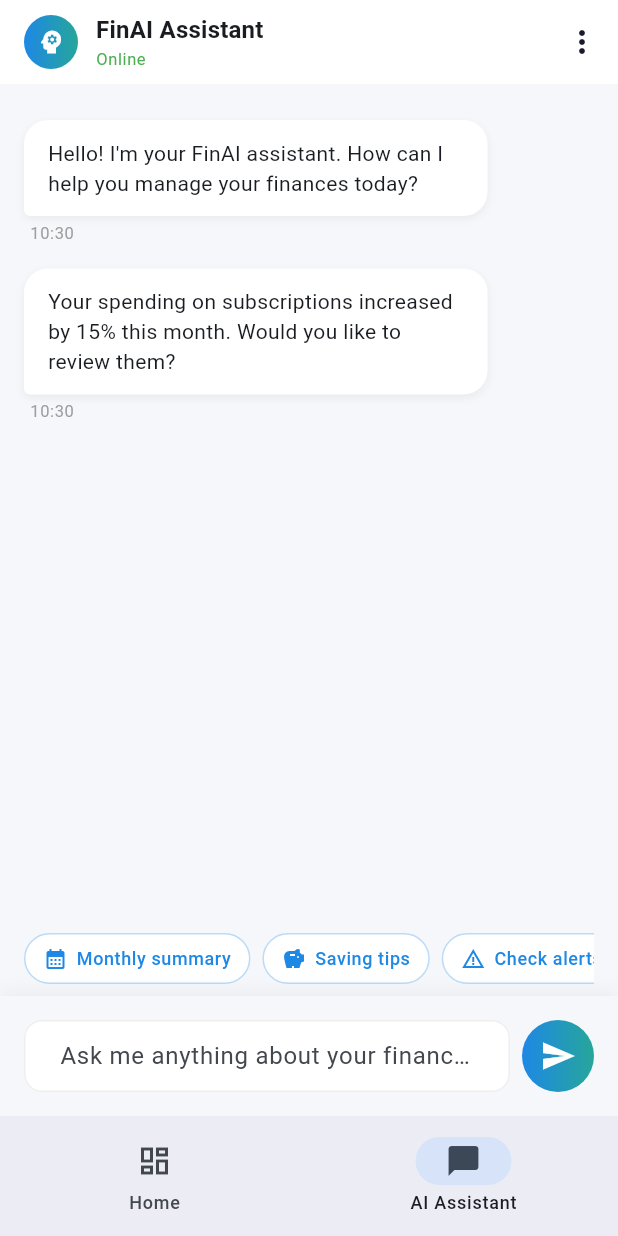
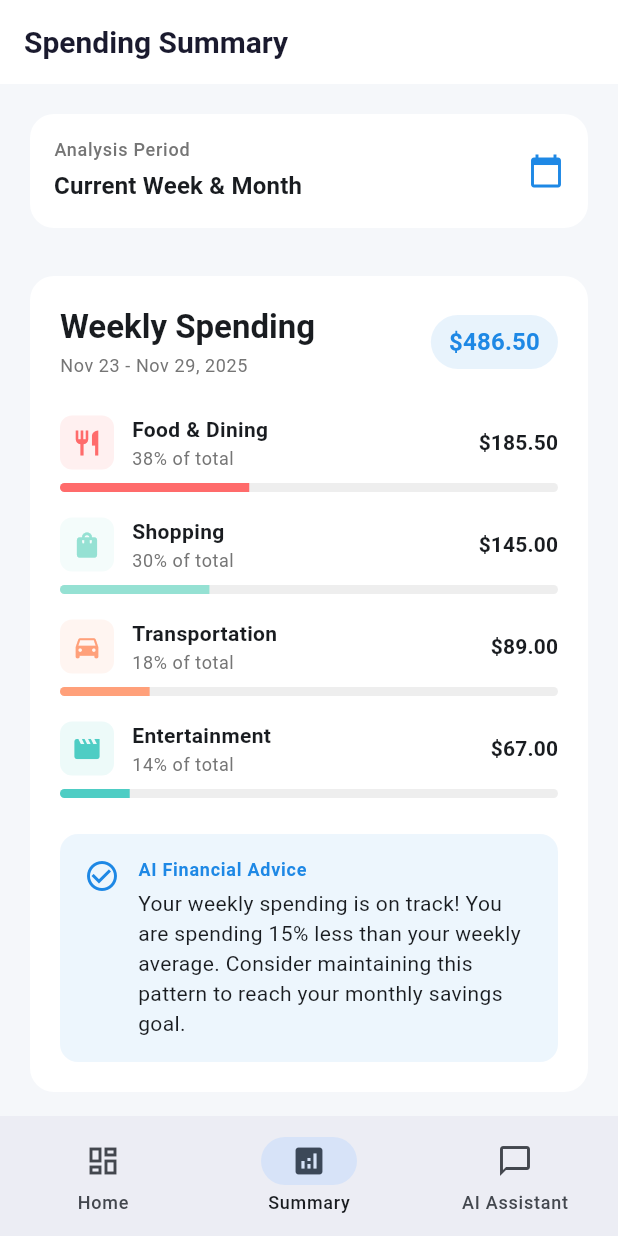
Before and after one commit to manmit-s/finai_app, a Flutter app: the screen it shows after launch, item 2 of the bottom bar chosen, on a phone screen of 412 x 824 dp. Run offline on Flutter 3.47's test engine with Material 3 defaults, Android fonts, the light colour scheme and no system bars.

Commit message:
Summary Page Added

```diff
--- /dev/null
+++ b/lib/features/summary/presentation/summary_page.dart
@@ -0,0 +1,600 @@
+import 'package:flutter/material.dart';
+import 'package:provider/provider.dart';
+import 'package:finai/providers/user_data.dart';
+
+/// Summary page - Displays weekly and monthly spending analysis with AI advice
+class SummaryPage extends StatelessWidget {
+  const SummaryPage({super.key});
+
+  @override
+  Widget build(BuildContext context) {
+    return Scaffold(
+      backgroundColor: Theme.of(context).scaffoldBackgroundColor,
+      appBar: AppBar(
+        title: const Text(
+          'Spending Summary',
+          style: TextStyle(fontWeight: FontWeight.bold),
+        ),
+        centerTitle: false,
+      ),
+      body: SingleChildScrollView(
+        padding: const EdgeInsets.all(16),
+        child: Column(
+          crossAxisAlignment: CrossAxisAlignment.start,
+          children: [
+            // Period Selector
+            const _PeriodCard(),
+            const SizedBox(height: 24),
+
+            // Weekly Spending Section
+            Consumer<UserData>(
+              builder: (context, userData, child) => _SpendingCard(
+                title: 'Weekly Spending',
+                period: 'Nov 23 - Nov 29, 2025',
+                totalAmount: userData.formatCurrency(486.50),
+                currencySymbol: userData.currencySymbol,
+                categories: [
+                  _CategoryData(
+                    name: 'Food & Dining',
+                    amount: userData.convertFromUSD(185.50),
+                    percentage: 38,
+                    icon: Icons.restaurant,
+                    color: const Color(0xFFFF6B6B),
+                  ),
+                  _CategoryData(
+                    name: 'Shopping',
+                    amount: userData.convertFromUSD(145.00),
+                    percentage: 30,
+                    icon: Icons.shopping_bag,
+                    color: const Color(0xFF95E1D3),
+                  ),
+                  _CategoryData(
+                    name: 'Transportation',
+                    amount: userData.convertFromUSD(89.00),
+                    percentage: 18,
+                    icon: Icons.directions_car,
+                    color: const Color(0xFFFFA07A),
+                  ),
+                  _CategoryData(
+                    name: 'Entertainment',
+                    amount: userData.convertFromUSD(67.00),
+                    percentage: 14,
+                    icon: Icons.movie,
+                    color: const Color(0xFF4ECDC4),
+                  ),
+                ],
+                aiAdvice:
+                    'Your weekly spending is on track! You are spending 15% less than your weekly average. Consider maintaining this pattern to reach your monthly savings goal.',
+                adviceType: AdviceType.positive,
+              ),
+            ),
+            const SizedBox(height: 24),
+
+            // Monthly Spending Section
+            Consumer<UserData>(
+              builder: (context, userData, child) => _SpendingCard(
+                title: 'Monthly Spending',
+                period: 'November 2025',
+                totalAmount: userData.formatCurrency(2450.00),
+                currencySymbol: userData.currencySymbol,
+                categories: [
+                  _CategoryData(
+                    name: 'Bills & Utilities',
+                    amount: userData.convertFromUSD(890.00),
+                    percentage: 36,
+                    icon: Icons.receipt_long,
+                    color: const Color(0xFF4ECDC4),
+                  ),
+                  _CategoryData(
+                    name: 'Food & Dining',
+                    amount: userData.convertFromUSD(650.00),
+                    percentage: 27,
+                    icon: Icons.restaurant,
+                    color: const Color(0xFFFF6B6B),
+                  ),
+                  _CategoryData(
+                    name: 'Shopping',
+                    amount: userData.convertFromUSD(450.00),
+                    percentage: 18,
+                    icon: Icons.shopping_bag,
+                    color: const Color(0xFF95E1D3),
+                  ),
+                  _CategoryData(
+                    name: 'Transportation',
+                    amount: userData.convertFromUSD(320.00),
+                    percentage: 13,
+                    icon: Icons.local_taxi,
+                    color: const Color(0xFFFFA07A),
+                  ),
+                  _CategoryData(
+                    name: 'Others',
+                    amount: userData.convertFromUSD(140.00),
+                    percentage: 6,
+                    icon: Icons.more_horiz,
+                    color: const Color(0xFFB8B8D1),
+                  ),
+                ],
+                aiAdvice:
+                    'Alert: You are 12% over your monthly budget. Your food spending increased by 30% compared to last month. Try meal prepping to reduce dining costs, and consider reviewing your subscription services.',
+                adviceType: AdviceType.warning,
+              ),
+            ),
+            const SizedBox(height: 24),
+
+            // Comparison Card
+            const _ComparisonCard(),
+            const SizedBox(height: 24),
+
+            // Insights Section
+            const _InsightsSection(),
+            const SizedBox(height: 24),
+          ],
+        ),
+      ),
+    );
+  }
+}
+
+/// Period selector card
+class _PeriodCard extends StatelessWidget {
+  const _PeriodCard();
+
+  @override
+  Widget build(BuildContext context) {
+    return Card(
+      child: Padding(
+        padding: const EdgeInsets.all(16),
+        child: Row(
+          mainAxisAlignment: MainAxisAlignment.spaceBetween,
+          children: [
+            Column(
+              crossAxisAlignment: CrossAxisAlignment.start,
+              children: [
+                Text(
+                  'Analysis Period',
+                  style: Theme.of(context).textTheme.labelMedium?.copyWith(
+                    color: Colors.grey.shade600,
+                  ),
+                ),
+                const SizedBox(height: 4),
+                Text(
+                  'Current Week & Month',
+                  style: Theme.of(context).textTheme.titleMedium?.copyWith(
+                    fontWeight: FontWeight.bold,
+                  ),
+                ),
+              ],
+            ),
+            Icon(
+              Icons.calendar_today,
+              color: Theme.of(context).colorScheme.primary,
+            ),
+          ],
+        ),
+      ),
+    );
+  }
+}
+
+/// Spending card widget
+class _SpendingCard extends StatelessWidget {
+  final String title;
+  final String period;
+  final String totalAmount;
+  final String currencySymbol;
+  final List<_CategoryData> categories;
+  final String aiAdvice;
+  final AdviceType adviceType;
+
+  const _SpendingCard({
+    required this.title,
+    required this.period,
+    required this.totalAmount,
+    required this.currencySymbol,
+    required this.categories,
+    required this.aiAdvice,
+    required this.adviceType,
+  });
+
+  @override
+  Widget build(BuildContext context) {
+    return Card(
+      child: Padding(
+        padding: const EdgeInsets.all(20),
+        child: Column(
+          crossAxisAlignment: CrossAxisAlignment.start,
+          children: [
+            // Header
+            Row(
+              mainAxisAlignment: MainAxisAlignment.spaceBetween,
+              children: [
+                Column(
+                  crossAxisAlignment: CrossAxisAlignment.start,
+                  children: [
+                    Text(
+                      title,
+                      style: Theme.of(context).textTheme.titleLarge?.copyWith(
+                        fontWeight: FontWeight.bold,
+                      ),
+                    ),
+                    const SizedBox(height: 4),
+                    Text(
+                      period,
+                      style: Theme.of(context).textTheme.bodySmall?.copyWith(
+                        color: Colors.grey.shade600,
+                      ),
+                    ),
+                  ],
+                ),
+                Container(
+                  padding: const EdgeInsets.symmetric(
+                    horizontal: 12,
+                    vertical: 6,
+                  ),
+                  decoration: BoxDecoration(
+                    color: Theme.of(
+                      context,
+                    ).colorScheme.primary.withOpacity(0.1),
+                    borderRadius: BorderRadius.circular(20),
+                  ),
+                  child: Text(
+                    totalAmount,
+                    style: Theme.of(context).textTheme.titleMedium?.copyWith(
+                      fontWeight: FontWeight.bold,
+                      color: Theme.of(context).colorScheme.primary,
+                    ),
+                  ),
+                ),
+              ],
+            ),
+            const SizedBox(height: 24),
+
+            // Category Breakdown
+            ...categories.map(
+              (category) => Padding(
+                padding: const EdgeInsets.only(bottom: 16),
+                child: _CategoryItem(
+                  category: category,
+                  currencySymbol: currencySymbol,
+                ),
+              ),
+            ),
+            const SizedBox(height: 8),
+
+            // AI Advice Section
+            Container(
+              padding: const EdgeInsets.all(16),
+              decoration: BoxDecoration(
+                color: _getAdviceColor(adviceType, context),
+                borderRadius: BorderRadius.circular(12),
+              ),
+              child: Row(
+                crossAxisAlignment: CrossAxisAlignment.start,
+                children: [
+                  Icon(
+                    _getAdviceIcon(adviceType),
+                    color: _getAdviceIconColor(adviceType, context),
+                    size: 24,
+                  ),
+                  const SizedBox(width: 12),
+                  Expanded(
+                    child: Column(
+                      crossAxisAlignment: CrossAxisAlignment.start,
+                      children: [
+                        Text(
+                          'AI Financial Advice',
+                          style: Theme.of(context).textTheme.labelMedium
+                              ?.copyWith(
+                                fontWeight: FontWeight.bold,
+                                color: _getAdviceIconColor(adviceType, context),
+                              ),
+                        ),
+                        const SizedBox(height: 4),
+                        Text(
+                          aiAdvice,
+                          style: Theme.of(context).textTheme.bodyMedium,
+                        ),
+                      ],
+                    ),
+                  ),
+                ],
+              ),
+            ),
+          ],
+        ),
+      ),
+    );
+  }
+
+  Color _getAdviceColor(AdviceType type, BuildContext context) {
+    switch (type) {
+      case AdviceType.positive:
+        return Theme.of(context).colorScheme.primary.withOpacity(0.08);
+      case AdviceType.warning:
+        return Theme.of(context).colorScheme.primary.withOpacity(0.08);
+      case AdviceType.alert:
+        return Theme.of(context).colorScheme.primary.withOpacity(0.08);
+    }
+  }
+
+  IconData _getAdviceIcon(AdviceType type) {
+    switch (type) {
+      case AdviceType.positive:
+        return Icons.check_circle_outline;
+      case AdviceType.warning:
+        return Icons.warning_amber_outlined;
+      case AdviceType.alert:
+        return Icons.error_outline;
+    }
+  }
+
+  Color _getAdviceIconColor(AdviceType type, BuildContext context) {
+    return Theme.of(context).colorScheme.primary;
+  }
+}
+
+/// Category item widget
+class _CategoryItem extends StatelessWidget {
+  final _CategoryData category;
+  final String currencySymbol;
+
+  const _CategoryItem({required this.category, required this.currencySymbol});
+
+  @override
+  Widget build(BuildContext context) {
+    return Column(
+      children: [
+        Row(
+          children: [
+            Container(
+              padding: const EdgeInsets.all(8),
+              decoration: BoxDecoration(
+                color: category.color.withOpacity(0.1),
+                borderRadius: BorderRadius.circular(8),
+              ),
+              child: Icon(category.icon, color: category.color, size: 20),
+            ),
+            const SizedBox(width: 12),
+            Expanded(
+              child: Column(
+                crossAxisAlignment: CrossAxisAlignment.start,
+                children: [
+                  Text(
+                    category.name,
+                    style: Theme.of(context).textTheme.bodyMedium?.copyWith(
+                      fontWeight: FontWeight.w600,
+                    ),
+                  ),
+                  const SizedBox(height: 2),
+                  Text(
+                    '${category.percentage}% of total',
+                    style: Theme.of(context).textTheme.bodySmall?.copyWith(
+                      color: Colors.grey.shade600,
+                    ),
+                  ),
+                ],
+              ),
+            ),
+            Text(
+              '$currencySymbol${category.amount.toStringAsFixed(2)}',
+              style: Theme.of(
+                context,
+              ).textTheme.titleSmall?.copyWith(fontWeight: FontWeight.bold),
+            ),
+          ],
+        ),
+        const SizedBox(height: 8),
+        ClipRRect(
+          borderRadius: BorderRadius.circular(4),
+          child: LinearProgressIndicator(
+            value: category.percentage / 100,
+            backgroundColor: Colors.grey.shade200,
+            valueColor: AlwaysStoppedAnimation<Color>(category.color),
+            minHeight: 6,
+          ),
+        ),
+      ],
+    );
+  }
+}
+
+/// Comparison card widget
+class _ComparisonCard extends StatelessWidget {
+  const _ComparisonCard();
+
+  @override
+  Widget build(BuildContext context) {
+    return Card(
+      child: Padding(
+        padding: const EdgeInsets.all(20),
+        child: Column(
+          crossAxisAlignment: CrossAxisAlignment.start,
+          children: [
+            Text(
+              'Spending Comparison',
+              style: Theme.of(
+                context,
+              ).textTheme.titleLarge?.copyWith(fontWeight: FontWeight.bold),
+            ),
+            const SizedBox(height: 20),
+            const _ComparisonItem(
+              label: 'vs. Last Week',
+              percentage: -15,
+              isPositive: true,
+            ),
+            const SizedBox(height: 12),
+            const _ComparisonItem(
+              label: 'vs. Last Month',
+              percentage: 12,
+              isPositive: false,
+            ),
+            const SizedBox(height: 12),
+            const _ComparisonItem(
+              label: 'vs. Average',
+              percentage: 8,
+              isPositive: false,
+            ),
+          ],
+        ),
+      ),
+    );
+  }
+}
+
+/// Comparison item widget
+class _ComparisonItem extends StatelessWidget {
+  final String label;
+  final int percentage;
+  final bool isPositive;
+
+  const _ComparisonItem({
+    required this.label,
+    required this.percentage,
+    required this.isPositive,
+  });
+
+  @override
+  Widget build(BuildContext context) {
+    return Row(
+      mainAxisAlignment: MainAxisAlignment.spaceBetween,
+      children: [
+        Text(label, style: Theme.of(context).textTheme.bodyMedium),
+        Row(
+          children: [
+            Icon(
+              isPositive ? Icons.trending_down : Icons.trending_up,
+              color: isPositive ? Colors.green : Colors.red,
+              size: 20,
+            ),
+            const SizedBox(width: 4),
+            Text(
+              '${percentage.abs()}%',
+              style: Theme.of(context).textTheme.titleSmall?.copyWith(
+                color: isPositive ? Colors.green : Colors.red,
+                fontWeight: FontWeight.bold,
+              ),
+            ),
+          ],
+        ),
+      ],
+    );
+  }
+}
+
+/// Insights section widget
+class _InsightsSection extends StatelessWidget {
+  const _InsightsSection();
+
+  @override
+  Widget build(BuildContext context) {
+    return Column(
+      crossAxisAlignment: CrossAxisAlignment.start,
+      children: [
+        Text(
+          'Quick Insights',
+          style: Theme.of(
+            context,
+          ).textTheme.titleLarge?.copyWith(fontWeight: FontWeight.bold),
+        ),
+        const SizedBox(height: 12),
+        const _InsightCard(
+          icon: Icons.lightbulb_outline,
+          iconColor: Colors.amber,
+          title: 'Best Saving Day',
+          description: 'Monday - You spend 40% less on Mondays',
+        ),
+        const SizedBox(height: 12),
+        const _InsightCard(
+          icon: Icons.shopping_cart,
+          iconColor: Colors.blue,
+          title: 'Top Spending Category',
+          description: 'Bills & Utilities - Consider reviewing subscriptions',
+        ),
+        const SizedBox(height: 12),
+        const _InsightCard(
+          icon: Icons.local_fire_department,
+          iconColor: Colors.red,
+          title: 'Spending Streak',
+          description: '5 days of staying under daily budget',
+        ),
+      ],
+    );
+  }
+}
+
+/// Insight card widget
+class _InsightCard extends StatelessWidget {
+  final IconData icon;
+  final Color iconColor;
+  final String title;
+  final String description;
+
+  const _InsightCard({
+    required this.icon,
+    required this.iconColor,
+    required this.title,
+    required this.description,
+  });
+
+  @override
+  Widget build(BuildContext context) {
+    return Card(
+      child: Padding(
+        padding: const EdgeInsets.all(16),
+        child: Row(
+          children: [
+            Container(
+              padding: const EdgeInsets.all(10),
+              decoration: BoxDecoration(
+                color: iconColor.withOpacity(0.1),
+                borderRadius: BorderRadius.circular(10),
+              ),
+              child: Icon(icon, color: iconColor, size: 24),
+            ),
+            const SizedBox(width: 16),
+            Expanded(
+              child: Column(
+                crossAxisAlignment: CrossAxisAlignment.start,
+                children: [
+                  Text(
+                    title,
+                    style: Theme.of(context).textTheme.titleSmall?.copyWith(
+                      fontWeight: FontWeight.bold,
+                    ),
+                  ),
+                  const SizedBox(height: 4),
+                  Text(
+                    description,
+                    style: Theme.of(context).textTheme.bodySmall?.copyWith(
+                      color: Colors.grey.shade600,
+                    ),
+                  ),
+                ],
+              ),
+            ),
+          ],
+        ),
+      ),
+    );
+  }
+}
+
+/// Category data model
+class _CategoryData {
+  final String name;
+  final double amount;
+  final int percentage;
+  final IconData icon;
+  final Color color;
+
+  _CategoryData({
+    required this.name,
+    required this.amount,
+    required this.percentage,
+    required this.icon,
+    required this.color,
+  });
+}
+
+/// Advice type enum
+enum AdviceType { positive, warning, alert }
--- a/lib/widgets/bottom_nav_scaffold.dart
+++ b/lib/widgets/bottom_nav_scaffold.dart
@@ -1,9 +1,10 @@
 import 'package:flutter/material.dart';
 import 'package:finai/features/home/presentation/home_page.dart';
 import 'package:finai/features/chat/presentation/chat_page.dart';
+import 'package:finai/features/summary/presentation/summary_page.dart';
 
 /// Main scaffold with bottom navigation for the app
-/// Manages navigation between Home and AI Assistant screens
+/// Manages navigation between Home, Summary, and AI Assistant screens
 class BottomNavScaffold extends StatefulWidget {
   const BottomNavScaffold({super.key});
 
@@ -14,13 +15,13 @@ class BottomNavScaffold extends StatefulWidget {
 class _BottomNavScaffoldState extends State<BottomNavScaffold> {
   int _currentIndex = 0;
 
-  // List of pages to navigate between
-  final List<Widget> _pages = [const HomePage(), const ChatPage()];
-
   @override
   Widget build(BuildContext context) {
     return Scaffold(
-      body: IndexedStack(index: _currentIndex, children: _pages),
+      body: IndexedStack(
+        index: _currentIndex,
+        children: const [HomePage(), SummaryPage(), ChatPage()],
+      ),
       bottomNavigationBar: NavigationBar(
         selectedIndex: _currentIndex,
         onDestinationSelected: (index) {
@@ -36,6 +37,11 @@ class _BottomNavScaffoldState extends State<BottomNavScaffold> {
             label: 'Home',
           ),
           NavigationDestination(
+            icon: Icon(Icons.analytics_outlined),
+            selectedIcon: Icon(Icons.analytics),
+            label: 'Summary',
+          ),
+          NavigationDestination(
             icon: Icon(Icons.chat_bubble_outline),
             selectedIcon: Icon(Icons.chat_bubble),
             label: 'AI Assistant',
```
Also changed, not shown: lib/features/home/presentation/home_page.dart (+5 -9 lines).
